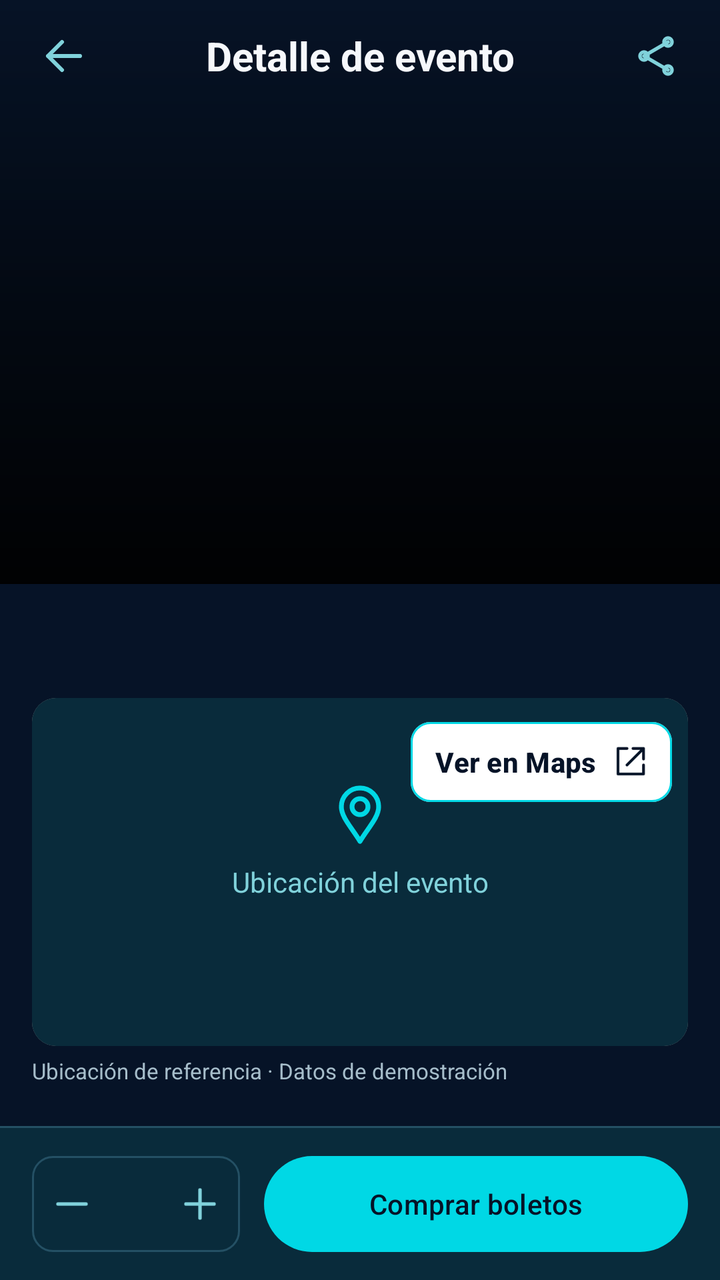
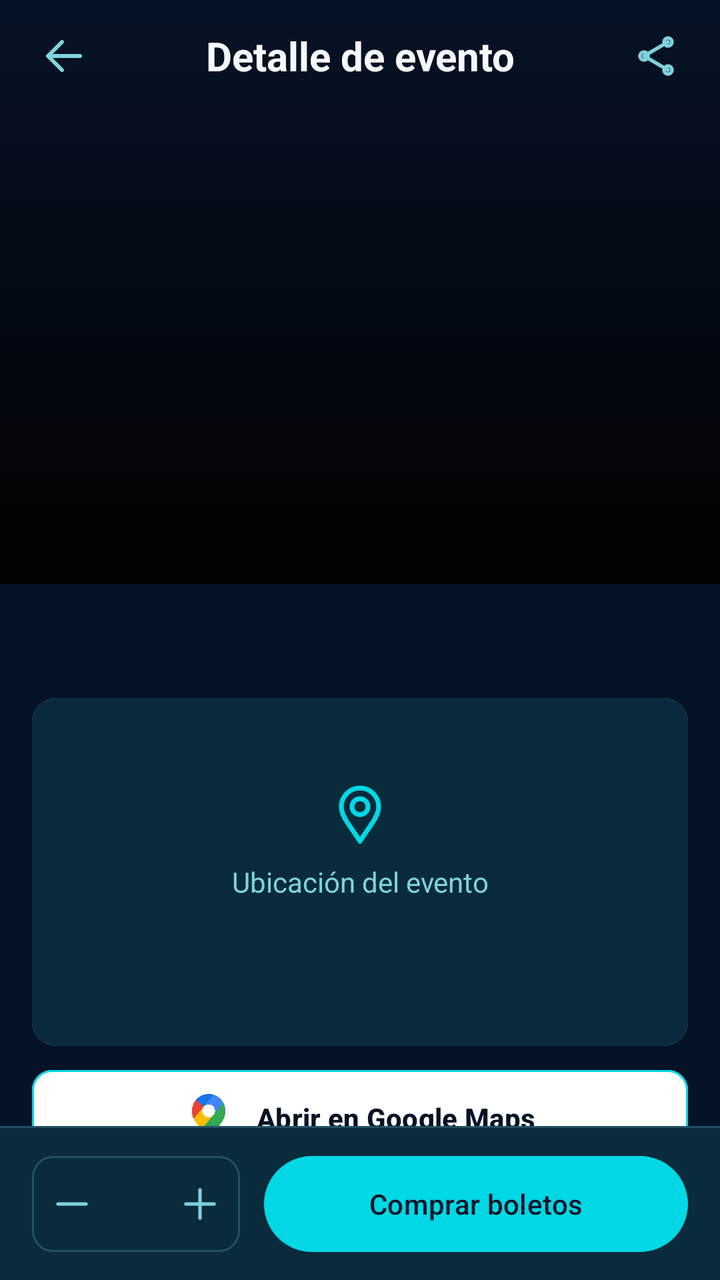

Screens rendered from an Android XML layout before and after an edit, with the pre-edit source and the edit as a unified diff.
<!-- AndroidManifest.xml: application theme Theme.TicketHN -->
<!-- res/layout/activity_event_detail.xml -->
<LinearLayout xmlns:android="http://schemas.android.com/apk/res/android" xmlns:app="http://schemas.android.com/apk/res-auto"
    android:id="@+id/detail_root" android:layout_width="match_parent" android:layout_height="match_parent" android:orientation="vertical" android:background="@color/home_background">
            <FrameLayout android:id="@+id/detail_header" android:layout_width="match_parent" android:layout_height="292dp">
                <ImageView android:id="@+id/detail_image" android:layout_width="match_parent" android:layout_height="match_parent" android:scaleType="centerCrop" android:importantForAccessibility="no"/>
                <View android:layout_width="match_parent" android:layout_height="match_parent" android:background="@drawable/bg_featured_shade"/>
                <LinearLayout android:layout_width="match_parent" android:layout_height="56dp" android:gravity="center_vertical" android:paddingHorizontal="8dp">
                    <ImageButton android:id="@+id/detail_back" style="@style/Widget.TicketHN.DetailIcon" android:layout_width="48dp" android:layout_height="48dp" android:src="@drawable/ic_back" android:contentDescription="@string/about_back"/>
                    <TextView android:layout_width="0dp" android:layout_weight="1" android:layout_height="wrap_content" android:gravity="center" android:text="@string/detail_title" android:textSize="20sp" android:textStyle="bold" android:textColor="@color/home_text"/>
                    <ImageButton android:id="@+id/detail_share" style="@style/Widget.TicketHN.DetailIcon" android:layout_width="48dp" android:layout_height="48dp" android:src="@drawable/ic_share" android:contentDescription="@string/detail_share"/>
                </LinearLayout>
                <LinearLayout android:layout_width="match_parent" android:layout_height="wrap_content" android:layout_gravity="bottom" android:orientation="vertical" android:padding="16dp">
                    <TextView android:id="@+id/detail_event_title" android:layout_width="match_parent" android:layout_height="wrap_content" android:textSize="24sp" android:textStyle="bold" android:fontFamily="sans-serif-condensed" android:textColor="@color/home_text" android:accessibilityHeading="true"/>
                    <TextView android:id="@+id/detail_date" android:layout_width="match_parent" android:layout_height="wrap_content" android:layout_marginTop="5dp" android:textSize="16sp" android:textStyle="bold" android:textColor="@color/home_secondary"/>
                    <TextView android:id="@+id/detail_location" android:layout_width="match_parent" android:layout_height="wrap_content" android:layout_marginTop="4dp" android:textSize="14sp" android:textColor="@color/home_text"/>
                </LinearLayout>
            </FrameLayout>
    <androidx.core.widget.NestedScrollView android:layout_width="match_parent" android:layout_height="0dp" android:layout_weight="1" android:fillViewport="true">
        <LinearLayout android:layout_width="match_parent" android:layout_height="wrap_content" android:orientation="vertical" android:paddingBottom="20dp">

            <LinearLayout android:layout_width="match_parent" android:layout_height="wrap_content" android:orientation="vertical" android:paddingHorizontal="16dp">
                <TextView android:id="@+id/detail_venue" android:layout_width="match_parent" android:layout_height="wrap_content" android:layout_marginTop="20dp" android:textSize="20sp" android:textStyle="bold" android:textColor="@color/home_text" android:accessibilityHeading="true"/>
                <com.google.android.material.card.MaterialCardView android:layout_width="match_parent" android:layout_height="174dp" android:layout_marginTop="10dp" app:cardCornerRadius="12dp" app:cardElevation="0dp" app:strokeWidth="0dp" app:cardBackgroundColor="@color/home_surface">
                    <FrameLayout android:layout_width="match_parent" android:layout_height="match_parent">
                        <dev.josegaldamez.tickethn_uth.details.MapGestureContainer android:id="@+id/detail_map" android:layout_width="match_parent" android:layout_height="match_parent"/>
                        <LinearLayout android:id="@+id/map_placeholder" android:layout_width="match_parent" android:layout_height="match_parent" android:gravity="center" android:orientation="vertical" android:paddingHorizontal="16dp" android:paddingBottom="30dp" android:background="@color/home_surface">
                            <ImageView android:layout_width="32dp" android:layout_height="32dp" android:src="@drawable/ic_location" app:tint="@color/ticket_cyan" android:importantForAccessibility="no"/>
                            <TextView android:id="@+id/map_status" android:layout_width="match_parent" android:layout_height="wrap_content" android:gravity="center" android:layout_marginTop="8dp" android:text="@string/detail_map_placeholder" android:textColor="@color/home_secondary" android:textSize="14sp" android:accessibilityLiveRegion="polite"/>
                        </LinearLayout>
                        <com.google.android.material.button.MaterialButton android:id="@+id/open_maps" android:layout_width="wrap_content" android:layout_height="48dp" android:layout_gravity="top|end" android:layout_margin="8dp" android:text="@string/detail_open_maps" android:textSize="14sp" android:textStyle="bold" android:textColor="@color/home_background" android:paddingHorizontal="12dp" android:elevation="0dp" android:stateListAnimator="@null" app:backgroundTint="@color/white" app:strokeColor="@color/ticket_cyan" app:strokeWidth="1dp" app:cornerRadius="10dp" app:icon="@drawable/ic_open_external" app:iconTint="@color/home_background" app:iconSize="18dp" app:iconPadding="8dp" app:iconGravity="textEnd"/>
                    </FrameLayout>
                </com.google.android.material.card.MaterialCardView>
                <TextView android:layout_width="match_parent" android:layout_height="wrap_content" android:layout_marginTop="5dp" android:text="@string/detail_location_demo" android:textColor="@color/home_muted" android:textSize="11sp"/>
                <TextView android:layout_width="match_parent" android:layout_height="wrap_content" android:layout_marginTop="22dp" android:layout_marginBottom="10dp" android:text="@string/detail_tiers" android:textSize="20sp" android:textStyle="bold" android:textColor="@color/home_text" android:accessibilityHeading="true"/>
                <RadioGroup android:id="@+id/detail_tiers" android:layout_width="match_parent" android:layout_height="wrap_content" android:orientation="vertical"/>
                <TextView android:layout_width="match_parent" android:layout_height="wrap_content" android:layout_marginTop="10dp" android:text="@string/detail_mock_notice" android:textSize="12sp" android:textColor="@color/home_muted"/>
            </LinearLayout>
        </LinearLayout>
    </androidx.core.widget.NestedScrollView>
    <View android:layout_width="match_parent" android:layout_height="1dp" android:background="@color/home_border"/>
    <LinearLayout android:layout_width="match_parent" android:layout_height="wrap_content" android:gravity="center_vertical" android:paddingHorizontal="16dp" android:paddingVertical="10dp" android:background="@color/home_surface">
        <LinearLayout android:layout_width="wrap_content" android:layout_height="48dp" android:gravity="center_vertical" android:background="@drawable/bg_search">
            <ImageButton android:id="@+id/quantity_minus" style="@style/Widget.TicketHN.DetailIcon" android:layout_width="40dp" android:layout_height="48dp" android:src="@drawable/ic_minus" android:contentDescription="@string/detail_decrease"/>
            <TextView android:id="@+id/quantity_value" android:layout_width="24dp" android:layout_height="wrap_content" android:gravity="center" android:textSize="18sp" android:textColor="@color/home_text" android:accessibilityLiveRegion="polite"/>
            <ImageButton android:id="@+id/quantity_plus" style="@style/Widget.TicketHN.DetailIcon" android:layout_width="40dp" android:layout_height="48dp" android:src="@drawable/ic_plus" android:contentDescription="@string/detail_increase"/>
        </LinearLayout>
        <com.google.android.material.button.MaterialButton android:id="@+id/detail_buy" android:layout_width="0dp" android:layout_weight="1" android:layout_height="56dp" android:layout_marginStart="12dp" android:text="@string/detail_buy" android:textSize="14sp" app:backgroundTint="@color/ticket_cyan" android:textColor="@color/home_background" app:cornerRadius="28dp" android:elevation="0dp" android:stateListAnimator="@null"/>
    </LinearLayout>
</LinearLayout>
<!-- resources referenced by this layout -->
<resources>
  <color name="home_background">#061327</color>
  <color name="home_border">#245064</color>
  <color name="home_muted">#A6BDCA</color>
  <color name="home_secondary">#80D2DB</color>
  <color name="home_surface">#092B3B</color>
  <color name="home_text">#F6F8FC</color>
  <color name="ticket_cyan">#00D8E5</color>
  <color name="white">#FFFFFFFF</color>
  <!-- drawable bg_featured_shade (drawable) -->
  <shape xmlns:android="http://schemas.android.com/apk/res/android"><gradient android:angle="90" android:startColor="#F2000000" android:centerColor="#85000000" android:endColor="#08000000"/></shape>
  <!-- drawable bg_search (drawable) -->
  <shape xmlns:android="http://schemas.android.com/apk/res/android"><solid android:color="@color/home_surface"/><corners android:radius="10dp"/><stroke android:width="1dp" android:color="@color/home_border"/></shape>
  <!-- drawable ic_back (drawable) -->
  <vector xmlns:android="http://schemas.android.com/apk/res/android" android:width="24dp" android:height="24dp" android:viewportWidth="24" android:viewportHeight="24">
      <path android:pathData="M20,12H4M11,5L4,12L11,19" android:fillColor="@android:color/transparent" android:strokeColor="#FFFFFFFF" android:strokeWidth="2" android:strokeLineCap="round" android:strokeLineJoin="round"/>
  </vector>
  <!-- drawable ic_minus (drawable) -->
  <vector xmlns:android="http://schemas.android.com/apk/res/android" android:width="24dp" android:height="24dp" android:viewportWidth="24" android:viewportHeight="24"><path android:pathData="M5,12H19" android:fillColor="@android:color/transparent" android:strokeColor="#FFFFFFFF" android:strokeWidth="1.8" android:strokeLineCap="round" android:strokeLineJoin="round"/></vector>
  <!-- drawable ic_open_external (drawable) -->
  <vector xmlns:android="http://schemas.android.com/apk/res/android" android:width="24dp" android:height="24dp" android:viewportWidth="24" android:viewportHeight="24">
      <path android:pathData="M14,3H21V10M21,3L10,14M10,3H4V20H21V14" android:fillColor="@android:color/transparent" android:strokeColor="#FFFFFFFF" android:strokeWidth="1.8" android:strokeLineCap="round" android:strokeLineJoin="round"/>
  </vector>
  <!-- drawable ic_plus (drawable) -->
  <vector xmlns:android="http://schemas.android.com/apk/res/android" android:width="24dp" android:height="24dp" android:viewportWidth="24" android:viewportHeight="24"><path android:pathData="M5,12H19M12,5V19" android:fillColor="@android:color/transparent" android:strokeColor="#FFFFFFFF" android:strokeWidth="1.8" android:strokeLineCap="round" android:strokeLineJoin="round"/></vector>
  <string name="about_back">Volver</string>
  <string name="detail_buy">Comprar boletos</string>
  <string name="detail_decrease">Disminuir cantidad</string>
  <string name="detail_increase">Aumentar cantidad</string>
  <string name="detail_location_demo">Ubicación de referencia · Datos de demostración</string>
  <string name="detail_map_placeholder">Ubicación del evento</string>
  <string name="detail_mock_notice">Precios y disponibilidad de ejemplo. Máximo 10 unidades por selección.</string>
  <string name="detail_open_maps">Ver en Maps</string>
  <string name="detail_share">Compartir evento</string>
  <string name="detail_tiers">Localidades disponibles</string>
  <string name="detail_title">Detalle de evento</string>
  <style name="Widget.TicketHN.DetailIcon" parent="">
          <item name="android:background">?attr/selectableItemBackgroundBorderless</item><item name="android:padding">12dp</item><item name="android:tint">@color/home_secondary</item>
      </style>
  <style name="Base.Theme.TicketHN" parent="Theme.Material3.DayNight.NoActionBar">
          
          
      </style>
  <!-- unchanged entries left out for length: 3 -->
</resources>

<!-- the commit's change to res/layout/activity_event_detail.xml (unified diff, before → after) -->
@@ -26,9 +26,9 @@
                             <ImageView android:layout_width="32dp" android:layout_height="32dp" android:src="@drawable/ic_location" app:tint="@color/ticket_cyan" android:importantForAccessibility="no"/>
                             <TextView android:id="@+id/map_status" android:layout_width="match_parent" android:layout_height="wrap_content" android:gravity="center" android:layout_marginTop="8dp" android:text="@string/detail_map_placeholder" android:textColor="@color/home_secondary" android:textSize="14sp" android:accessibilityLiveRegion="polite"/>
                         </LinearLayout>
-                        <com.google.android.material.button.MaterialButton android:id="@+id/open_maps" android:layout_width="wrap_content" android:layout_height="48dp" android:layout_gravity="top|end" android:layout_margin="8dp" android:text="@string/detail_open_maps" android:textSize="14sp" android:textStyle="bold" android:textColor="@color/home_background" android:paddingHorizontal="12dp" android:elevation="0dp" android:stateListAnimator="@null" app:backgroundTint="@color/white" app:strokeColor="@color/ticket_cyan" app:strokeWidth="1dp" app:cornerRadius="10dp" app:icon="@drawable/ic_open_external" app:iconTint="@color/home_background" app:iconSize="18dp" app:iconPadding="8dp" app:iconGravity="textEnd"/>
                     </FrameLayout>
                 </com.google.android.material.card.MaterialCardView>
+                <com.google.android.material.button.MaterialButton android:id="@+id/open_maps" android:layout_width="match_parent" android:layout_height="56dp" android:layout_marginTop="8dp" android:text="@string/detail_open_maps" android:textSize="14sp" android:textStyle="bold" android:textColor="@color/home_background" android:paddingHorizontal="12dp" android:elevation="0dp" android:stateListAnimator="@null" app:backgroundTint="@color/white" app:strokeColor="@color/ticket_cyan" app:strokeWidth="1dp" app:cornerRadius="10dp" app:icon="@drawable/ic_google_maps_button" app:iconTint="@null" app:iconSize="24dp" app:iconPadding="12dp" app:iconGravity="textStart"/>
                 <TextView android:layout_width="match_parent" android:layout_height="wrap_content" android:layout_marginTop="5dp" android:text="@string/detail_location_demo" android:textColor="@color/home_muted" android:textSize="11sp"/>
                 <TextView android:layout_width="match_parent" android:layout_height="wrap_content" android:layout_marginTop="22dp" android:layout_marginBottom="10dp" android:text="@string/detail_tiers" android:textSize="20sp" android:textStyle="bold" android:textColor="@color/home_text" android:accessibilityHeading="true"/>
                 <RadioGroup android:id="@+id/detail_tiers" android:layout_width="match_parent" android:layout_height="wrap_content" android:orientation="vertical"/>
<!-- resource entries referenced after the edit -->
@@ -16,12 +16,22 @@
   <vector xmlns:android="http://schemas.android.com/apk/res/android" android:width="24dp" android:height="24dp" android:viewportWidth="24" android:viewportHeight="24">
       <path android:pathData="M20,12H4M11,5L4,12L11,19" android:fillColor="@android:color/transparent" android:strokeColor="#FFFFFFFF" android:strokeWidth="2" android:strokeLineCap="round" android:strokeLineJoin="round"/>
   </vector>
+  <!-- drawable ic_google_maps_button (drawable) -->
+  <?xml version="1.0" encoding="utf-8"?>
+  <layer-list xmlns:android="http://schemas.android.com/apk/res/android">
+      <item android:width="24dp" android:height="24dp">
+          <shape android:shape="rectangle">
+              <solid android:color="@android:color/transparent" />
+          </shape>
+      </item>
+      <item
+          android:width="16.738dp"
+          android:height="24dp"
+          android:gravity="center"
+          android:drawable="@drawable/google_maps_logo" />
+  </layer-list>
   <!-- drawable ic_minus (drawable) -->
   <vector xmlns:android="http://schemas.android.com/apk/res/android" android:width="24dp" android:height="24dp" android:viewportWidth="24" android:viewportHeight="24"><path android:pathData="M5,12H19" android:fillColor="@android:color/transparent" android:strokeColor="#FFFFFFFF" android:strokeWidth="1.8" android:strokeLineCap="round" android:strokeLineJoin="round"/></vector>
-  <!-- drawable ic_open_external (drawable) -->
-  <vector xmlns:android="http://schemas.android.com/apk/res/android" android:width="24dp" android:height="24dp" android:viewportWidth="24" android:viewportHeight="24">
-      <path android:pathData="M14,3H21V10M21,3L10,14M10,3H4V20H21V14" android:fillColor="@android:color/transparent" android:strokeColor="#FFFFFFFF" android:strokeWidth="1.8" android:strokeLineCap="round" android:strokeLineJoin="round"/>
-  </vector>
   <!-- drawable ic_plus (drawable) -->
   <vector xmlns:android="http://schemas.android.com/apk/res/android" android:width="24dp" android:height="24dp" android:viewportWidth="24" android:viewportHeight="24"><path android:pathData="M5,12H19M12,5V19" android:fillColor="@android:color/transparent" android:strokeColor="#FFFFFFFF" android:strokeWidth="1.8" android:strokeLineCap="round" android:strokeLineJoin="round"/></vector>
   <string name="about_back">Volver</string>
@@ -31,13 +41,14 @@
   <string name="detail_location_demo">Ubicación de referencia · Datos de demostración</string>
   <string name="detail_map_placeholder">Ubicación del evento</string>
   <string name="detail_mock_notice">Precios y disponibilidad de ejemplo. Máximo 10 unidades por selección.</string>
-  <string name="detail_open_maps">Ver en Maps</string>
+  <string name="detail_open_maps">Abrir en Google Maps</string>
   <string name="detail_share">Compartir evento</string>
   <string name="detail_tiers">Localidades disponibles</string>
   <string name="detail_title">Detalle de evento</string>
   <style name="Widget.TicketHN.DetailIcon" parent="">
           <item name="android:background">?attr/selectableItemBackgroundBorderless</item><item name="android:padding">12dp</item><item name="android:tint">@color/home_secondary</item>
       </style>
+  <!-- drawable google_maps_logo: webp bitmap (drawable-nodpi, 53050 bytes) -->
   <style name="Base.Theme.TicketHN" parent="Theme.Material3.DayNight.NoActionBar">
           
           
